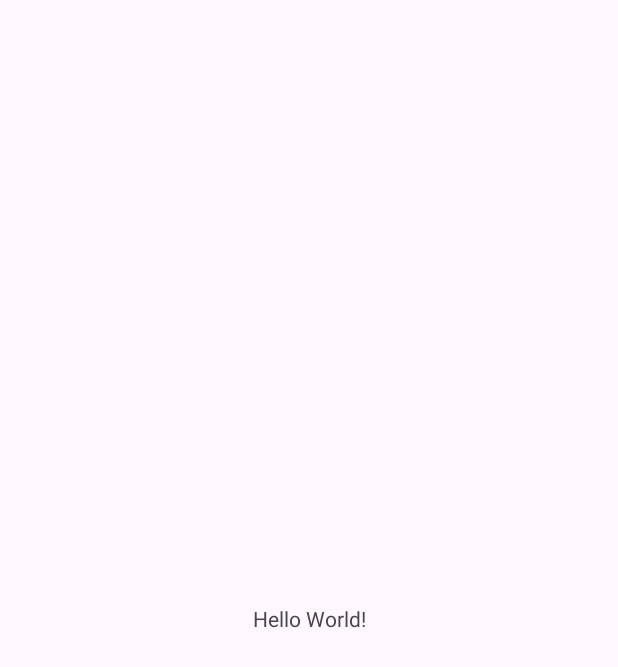
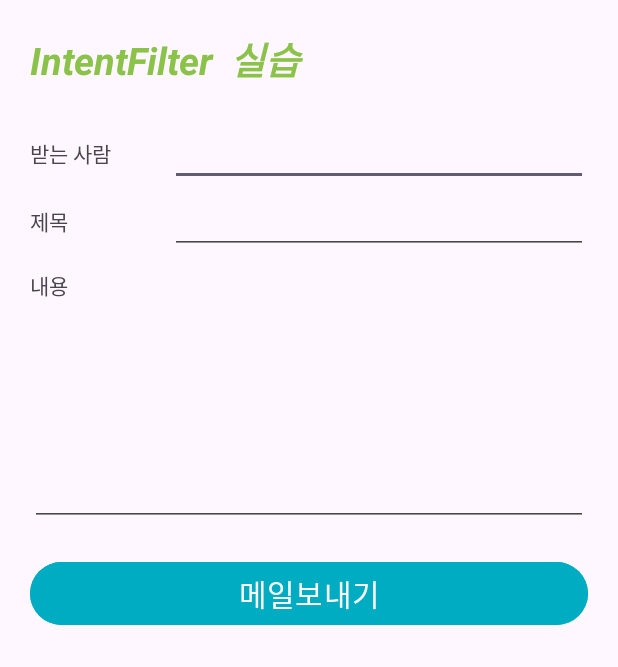
Before and after one commit to seyeon91/Kotlin-Android, an Android app: the screen it shows after launch (MainActivity), on a phone screen of 412 x 824 dp. Before the commit the part shown is almost empty. Shown: the top 667 px of the screen. Run offline under Robolectric (Android 15) with nearby library versions, the phone set to English and light mode, and no system bars.

Commit message:
6장 인텐트 필터- 이메일 보내기

```diff
--- a/IntentFilterProject/app/src/main/AndroidManifest.xml
+++ b/IntentFilterProject/app/src/main/AndroidManifest.xml
@@ -13,12 +13,15 @@
         android:theme="@style/Theme.IntentFilterProject">
         <activity
             android:name=".MainActivity"
-            android:exported="true"
-            android:windowSoftInputMode="adjustResize">
+            android:exported="true">
             <intent-filter>
                 <action android:name="android.intent.action.MAIN" />
-
                 <category android:name="android.intent.category.LAUNCHER" />
+            </intent-filter>
+            <intent-filter>
+                <action android:name="android.intent.action.SEND" />
+                <category android:name="android.intent.category.DEFAULT" />
+                <data android:mimeType="message/rfc822" />
             </intent-filter>
         </activity>
     </application>
--- a/IntentFilterProject/app/src/main/java/com/androidbook/intentfilterproject/MainActivity.kt
+++ b/IntentFilterProject/app/src/main/java/com/androidbook/intentfilterproject/MainActivity.kt
@@ -1,6 +1,9 @@
 package com.androidbook.intentfilterproject
 
+import android.content.Intent
 import android.os.Bundle
+import android.widget.Button
+import android.widget.EditText
 import androidx.activity.enableEdgeToEdge
 import androidx.appcompat.app.AppCompatActivity
 import androidx.core.view.ViewCompat
@@ -16,5 +19,23 @@ class MainActivity : AppCompatActivity() {
             v.setPadding(systemBars.left, systemBars.top, systemBars.right, systemBars.bottom)
             insets
         }
+
+        val etObj01: EditText = findViewById(R.id.editText1)
+        val etObj02: EditText = findViewById(R.id.editText2)
+        val etObj03: EditText = findViewById(R.id.editText3)
+
+        val button: Button = findViewById(R.id.button)
+
+        button.setOnClickListener {
+            val intent = Intent(Intent.ACTION_SEND)
+            intent.type = "message/rfc822"
+
+            intent.putExtra(Intent.EXTRA_EMAIL, arrayOf(etObj01.text.toString()))
+            intent.putExtra(Intent.EXTRA_SUBJECT, etObj02.text.toString())
+            intent.putExtra(Intent.EXTRA_TEXT, etObj03.text.toString())
+
+            val intent2 = Intent.createChooser(intent, "앱을 선택하세요")
+            startActivity(intent2)
+        }
     }
 }
--- a/IntentFilterProject/app/src/main/res/layout/activity_main.xml
+++ b/IntentFilterProject/app/src/main/res/layout/activity_main.xml
@@ -1,19 +1,102 @@
 <?xml version="1.0" encoding="utf-8"?>
-<androidx.constraintlayout.widget.ConstraintLayout xmlns:android="http://schemas.android.com/apk/res/android"
+<LinearLayout xmlns:android="http://schemas.android.com/apk/res/android"
     xmlns:app="http://schemas.android.com/apk/res-auto"
     xmlns:tools="http://schemas.android.com/tools"
     android:id="@+id/main"
     android:layout_width="match_parent"
     android:layout_height="match_parent"
+    android:layout_margin="20dp"
+    android:orientation="vertical"
     tools:context=".MainActivity">
 
     <TextView
-        android:layout_width="wrap_content"
+        android:id="@+id/textView"
+        android:layout_width="match_parent"
         android:layout_height="wrap_content"
-        android:text="Hello World!"
-        app:layout_constraintBottom_toBottomOf="parent"
-        app:layout_constraintEnd_toEndOf="parent"
-        app:layout_constraintStart_toStartOf="parent"
-        app:layout_constraintTop_toTopOf="parent" />
+        android:gravity="left"
+        android:text="IntentFilter  실습"
+        android:textColor="#8BC34A"
+        android:textSize="25sp"
+        android:textStyle="bold|italic" />
 
-</androidx.constraintlayout.widget.ConstraintLayout>
+    <LinearLayout
+        android:layout_width="match_parent"
+        android:layout_height="wrap_content"
+        android:layout_marginTop="20dp"
+        android:orientation="horizontal">
+
+        <TextView
+            android:id="@+id/textView2"
+            android:layout_width="match_parent"
+            android:layout_height="wrap_content"
+            android:layout_weight="3"
+            android:text="받는 사람" />
+
+        <EditText
+            android:id="@+id/editText1"
+            android:layout_width="match_parent"
+            android:layout_height="wrap_content"
+            android:layout_weight="1"
+            android:ems="10"
+            android:inputType="text" />
+    </LinearLayout>
+
+    <LinearLayout
+        android:layout_width="match_parent"
+        android:layout_height="wrap_content"
+        android:orientation="horizontal">
+
+        <TextView
+            android:id="@+id/textView3"
+            android:layout_width="match_parent"
+            android:layout_height="wrap_content"
+            android:layout_weight="3"
+            android:text="제목" />
+
+        <EditText
+            android:id="@+id/editText2"
+            android:layout_width="match_parent"
+            android:layout_height="wrap_content"
+            android:layout_weight="1"
+            android:ems="10"
+            android:inputType="text" />
+    </LinearLayout>
+
+    <LinearLayout
+        android:layout_width="match_parent"
+        android:layout_height="wrap_content"
+        android:orientation="horizontal">
+
+        <TextView
+            android:id="@+id/textView4"
+            android:layout_width="match_parent"
+            android:layout_height="wrap_content"
+            android:layout_marginTop="10dp"
+            android:layout_weight="3"
+            android:text="내용" />
+    </LinearLayout>
+
+    <LinearLayout
+        android:layout_width="match_parent"
+        android:layout_height="150dp"
+        android:orientation="horizontal">
+
+        <EditText
+            android:id="@+id/editText3"
+            android:layout_width="match_parent"
+            android:layout_height="match_parent"
+            android:layout_weight="1"
+            android:ems="10"
+            android:gravity="top"
+            android:inputType="textMultiLine" />
+    </LinearLayout>
+
+    <Button
+        android:id="@+id/button"
+        android:layout_width="match_parent"
+        android:layout_height="wrap_content"
+        android:layout_marginTop="20dp"
+        android:backgroundTint="#00ACC1"
+        android:text="메일보내기"
+        android:textSize="20sp" />
+</LinearLayout>
```
